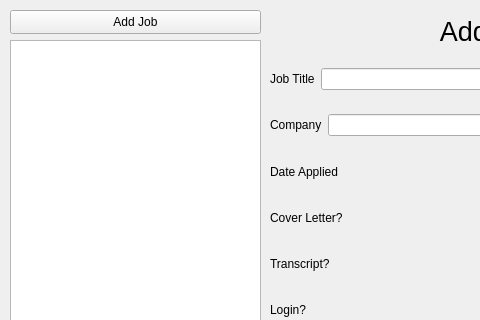
Before: the Qt Designer form mainwindow.ui in frenchcokes/Job-Tracker, drawn with Qt 5; both pictures show x 0 to 480 and y 0 to 320 of the 720 by 540 pixel window.
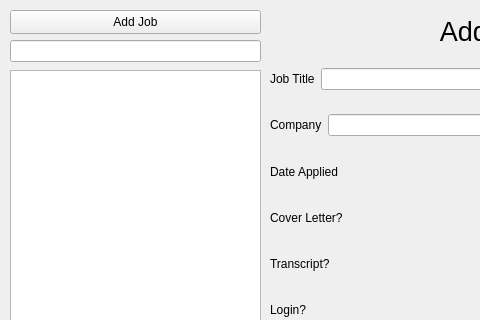
After: the same form once the commit is applied.

Commit message: Added job search

Diff of the .ui file:
```diff
--- a/mainwindow.ui
+++ b/mainwindow.ui
@@ -21,9 +21,9 @@
     <property name="geometry">
      <rect>
       <x>10</x>
-      <y>40</y>
+      <y>70</y>
       <width>251</width>
-      <height>441</height>
+      <height>411</height>
      </rect>
     </property>
     <property name="readOnly">
@@ -664,6 +664,16 @@
      <string>Add Job</string>
     </property>
    </widget>
+   <widget class="QLineEdit" name="searchLineEdit">
+    <property name="geometry">
+     <rect>
+      <x>10</x>
+      <y>40</y>
+      <width>251</width>
+      <height>22</height>
+     </rect>
+    </property>
+   </widget>
   </widget>
   <widget class="QStatusBar" name="statusbar"/>
  </widget>
```
The commit also changes 14 other files.
